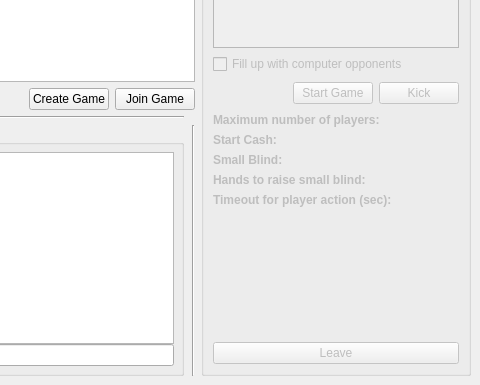
pokerth/pokerth, file src/gui/qt/gamelobbydialog.ui: the form before one commit; both pictures show x 214 to 694 and y 182 to 567 of the 694 by 567 pixel window.
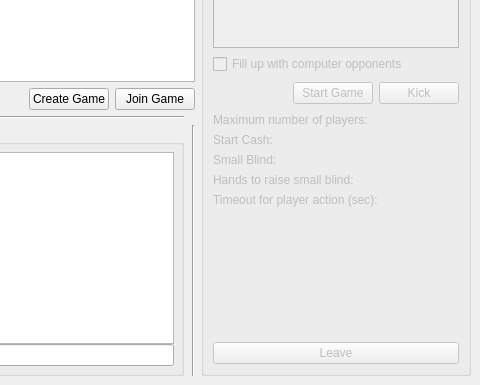
The form after the commit.

The edit to the form file:
```diff
--- a/src/gui/qt/gamelobbydialog.ui
+++ b/src/gui/qt/gamelobbydialog.ui
@@ -325,10 +325,7 @@
         <item row="3" column="0" >
          <widget class="QLabel" name="label_5" >
           <property name="text" >
-           <string>&lt;html>&lt;head>&lt;meta name="qrichtext" content="1" />&lt;style type="text/css">
-p, li { white-space: pre-wrap; }
-&lt;/style>&lt;/head>&lt;body style=" font-family:'Nimbus Sans L'; font-size:9pt; font-weight:400; font-style:normal; text-decoration:none;">
-&lt;p style=" margin-top:0px; margin-bottom:0px; margin-left:0px; margin-right:0px; -qt-block-indent:0; text-indent:0px;">&lt;span style=" font-weight:600;">Hands to raise small blind:&lt;/span>&lt;/p>&lt;/body>&lt;/html></string>
+           <string>Hands to raise small blind:</string>
           </property>
          </widget>
         </item>
@@ -342,20 +339,14 @@
         <item row="0" column="0" >
          <widget class="QLabel" name="label_7" >
           <property name="text" >
-           <string>&lt;html>&lt;head>&lt;meta name="qrichtext" content="1" />&lt;style type="text/css">
-p, li { white-space: pre-wrap; }
-&lt;/style>&lt;/head>&lt;body style=" font-family:'Nimbus Sans L'; font-size:9pt; font-weight:400; font-style:normal; text-decoration:none;">
-&lt;p style=" margin-top:0px; margin-bottom:0px; margin-left:0px; margin-right:0px; -qt-block-indent:0; text-indent:0px;">&lt;span style=" font-weight:600;">Maximum number of players:&lt;/span>&lt;/p>&lt;/body>&lt;/html></string>
+           <string>Maximum number of players:</string>
           </property>
          </widget>
         </item>
         <item row="2" column="0" >
          <widget class="QLabel" name="label_3" >
           <property name="text" >
-           <string>&lt;html>&lt;head>&lt;meta name="qrichtext" content="1" />&lt;style type="text/css">
-p, li { white-space: pre-wrap; }
-&lt;/style>&lt;/head>&lt;body style=" font-family:'Nimbus Sans L'; font-size:9pt; font-weight:400; font-style:normal; text-decoration:none;">
-&lt;p style=" margin-top:0px; margin-bottom:0px; margin-left:0px; margin-right:0px; -qt-block-indent:0; text-indent:0px;">&lt;span style=" font-weight:600;">Small Blind:&lt;/span>&lt;/p>&lt;/body>&lt;/html></string>
+           <string>Small Blind:</string>
           </property>
          </widget>
         </item>
@@ -383,20 +374,14 @@
         <item row="1" column="0" >
          <widget class="QLabel" name="label" >
           <property name="text" >
-           <string>&lt;html>&lt;head>&lt;meta name="qrichtext" content="1" />&lt;style type="text/css">
-p, li { white-space: pre-wrap; }
-&lt;/style>&lt;/head>&lt;body style=" font-family:'Nimbus Sans L'; font-size:9pt; font-weight:400; font-style:normal; text-decoration:none;">
-&lt;p style=" margin-top:0px; margin-bottom:0px; margin-left:0px; margin-right:0px; -qt-block-indent:0; text-indent:0px;">&lt;span style=" font-weight:600;">Start Cash:&lt;/span>&lt;/p>&lt;/body>&lt;/html></string>
+           <string>Start Cash:</string>
           </property>
          </widget>
         </item>
         <item row="4" column="0" >
          <widget class="QLabel" name="label_2" >
           <property name="text" >
-           <string>&lt;html>&lt;head>&lt;meta name="qrichtext" content="1" />&lt;style type="text/css">
-p, li { white-space: pre-wrap; }
-&lt;/style>&lt;/head>&lt;body style=" font-family:'Nimbus Sans L'; font-size:9pt; font-weight:400; font-style:normal; text-decoration:none;">
-&lt;p style=" margin-top:0px; margin-bottom:0px; margin-left:0px; margin-right:0px; -qt-block-indent:0; text-indent:0px;">&lt;span style=" font-weight:600;">Timeout for player action (sec):&lt;/span>&lt;/p>&lt;/body>&lt;/html></string>
+           <string>Timeout for player action (sec):</string>
           </property>
          </widget>
         </item>
```
